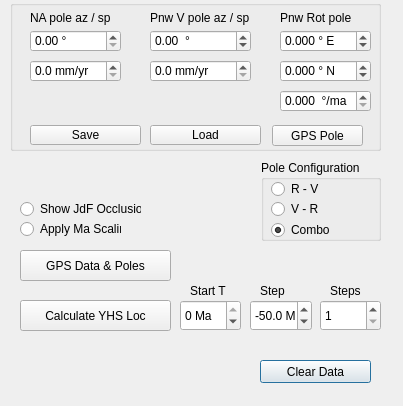
First picture: the form in pnw_rotation_py/pnw_rotation_py_dialog_base.ui, repository DrStriate/Geology, before the edit.
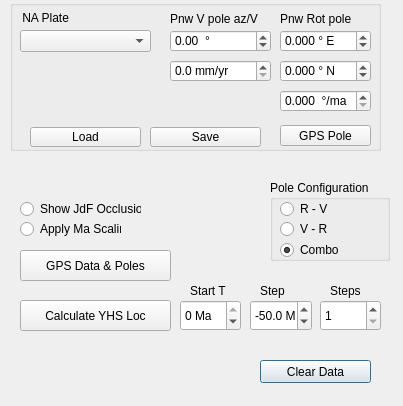
Second picture: the form after the edit.

Commit message: Add GPlates rendering V0.1 (!)

Patch:
```diff
--- a/pnw_rotation_py/pnw_rotation_py_dialog_base.ui
+++ b/pnw_rotation_py/pnw_rotation_py_dialog_base.ui
@@ -42,26 +42,6 @@
     <string>Calculate YHS Loc</string>
    </property>
   </widget>
-  <widget class="QLabel" name="StartLatLabel_2">
-   <property name="geometry">
-    <rect>
-     <x>30</x>
-     <y>2</y>
-     <width>101</width>
-     <height>31</height>
-    </rect>
-   </property>
-   <property name="font">
-    <font>
-     <pointsize>9</pointsize>
-     <weight>50</weight>
-     <bold>false</bold>
-    </font>
-   </property>
-   <property name="text">
-    <string>NA pole az / sp</string>
-   </property>
-  </widget>
   <widget class="QSpinBox" name="sbSteps">
    <property name="geometry">
     <rect>
@@ -260,10 +240,10 @@
   <widget class="QLabel" name="StartLatLabel_8">
    <property name="geometry">
     <rect>
-     <x>150</x>
-     <y>2</y>
+     <x>170</x>
+     <y>8</y>
      <width>101</width>
-     <height>31</height>
+     <height>21</height>
     </rect>
    </property>
    <property name="font">
@@ -274,16 +254,16 @@
     </font>
    </property>
    <property name="text">
-    <string>Pnw V pole az / sp</string>
+    <string>Pnw V pole az/V</string>
    </property>
   </widget>
   <widget class="QLabel" name="StartLatLabel_9">
    <property name="geometry">
     <rect>
      <x>280</x>
-     <y>2</y>
+     <y>9</y>
      <width>101</width>
-     <height>31</height>
+     <height>20</height>
     </rect>
    </property>
    <property name="font">
@@ -396,7 +376,7 @@
    <widget class="QDoubleSpinBox" name="spbPnwVPoleSpeed">
     <property name="geometry">
      <rect>
-      <x>140</x>
+      <x>160</x>
       <y>60</y>
       <width>101</width>
       <height>22</height>
@@ -424,7 +404,7 @@
    <widget class="QDoubleSpinBox" name="spbPnwVPoleAzimuth">
     <property name="geometry">
      <rect>
-      <x>140</x>
+      <x>160</x>
       <y>30</y>
       <width>101</width>
       <height>22</height>
@@ -449,67 +429,11 @@
      <double>0.000000000000000</double>
     </property>
    </widget>
-   <widget class="QDoubleSpinBox" name="spbNaPlateSpeed">
-    <property name="geometry">
-     <rect>
-      <x>20</x>
-      <y>60</y>
-      <width>91</width>
-      <height>22</height>
-     </rect>
-    </property>
-    <property name="suffix">
-     <string> mm/yr</string>
-    </property>
-    <property name="decimals">
-     <number>1</number>
-    </property>
-    <property name="minimum">
-     <double>0.000000000000000</double>
-    </property>
-    <property name="maximum">
-     <double>1000.000000000000000</double>
-    </property>
-    <property name="singleStep">
-     <double>0.001000000000000</double>
-    </property>
-    <property name="value">
-     <double>0.000000000000000</double>
-    </property>
-   </widget>
-   <widget class="QDoubleSpinBox" name="spbNaPlateazimuth">
-    <property name="geometry">
-     <rect>
-      <x>20</x>
-      <y>30</y>
-      <width>91</width>
-      <height>22</height>
-     </rect>
-    </property>
-    <property name="suffix">
-     <string> °</string>
-    </property>
-    <property name="decimals">
-     <number>2</number>
-    </property>
-    <property name="minimum">
-     <double>0.000000000000000</double>
-    </property>
-    <property name="maximum">
-     <double>359.990000000000009</double>
-    </property>
-    <property name="singleStep">
-     <double>1.000000000000000</double>
-    </property>
-    <property name="value">
-     <double>0.000000000000000</double>
-    </property>
-   </widget>
    <widget class="QPushButton" name="saveButton">
     <property name="geometry">
      <rect>
-      <x>20</x>
-      <y>125</y>
+      <x>140</x>
+      <y>127</y>
       <width>111</width>
       <height>20</height>
      </rect>
@@ -521,8 +445,8 @@
    <widget class="QPushButton" name="loadButton">
     <property name="geometry">
      <rect>
-      <x>140</x>
-      <y>125</y>
+      <x>20</x>
+      <y>127</y>
       <width>111</width>
       <height>20</height>
      </rect>
@@ -534,7 +458,7 @@
    <widget class="QPushButton" name="pbGpsPole">
     <property name="geometry">
      <rect>
-      <x>262</x>
+      <x>270</x>
       <y>125</y>
       <width>91</width>
       <height>21</height>
@@ -544,12 +468,38 @@
      <string>GPS Pole</string>
     </property>
    </widget>
+   <widget class="QComboBox" name="comboBoxNAPlate">
+    <property name="geometry">
+     <rect>
+      <x>10</x>
+      <y>30</y>
+      <width>131</width>
+      <height>22</height>
+     </rect>
+    </property>
+    <property name="currentIndex">
+     <number>-1</number>
+    </property>
+   </widget>
+   <widget class="QLabel" name="label">
+    <property name="geometry">
+     <rect>
+      <x>9</x>
+      <y>10</y>
+      <width>91</width>
+      <height>16</height>
+     </rect>
+    </property>
+    <property name="text">
+     <string> NA Plate</string>
+    </property>
+   </widget>
   </widget>
   <widget class="QGroupBox" name="groupBox">
    <property name="geometry">
     <rect>
-     <x>261</x>
-     <y>160</y>
+     <x>270</x>
+     <y>180</y>
      <width>120</width>
      <height>81</height>
     </rect>
```
Left out of the diff: 3 changed lines with no effect on the pictures. The commit also changes 20 other files.
